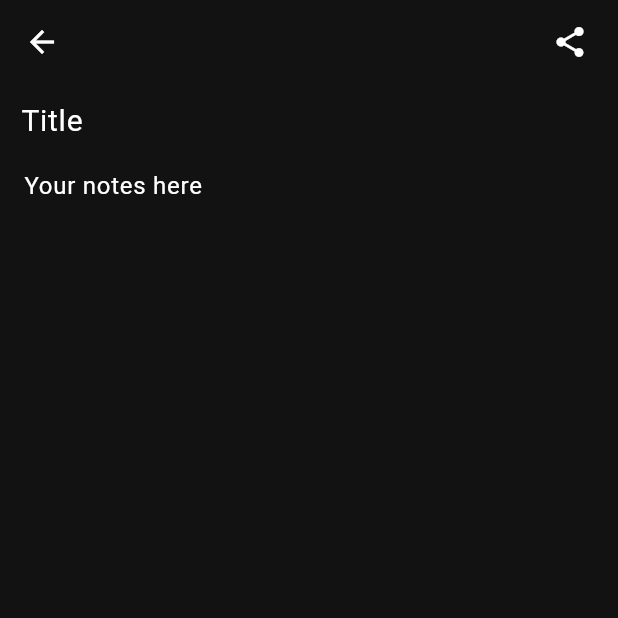
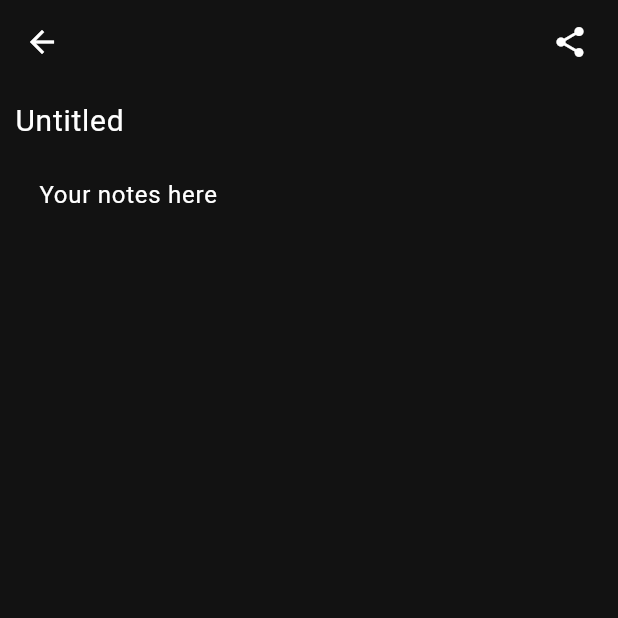
Before and after one commit to calheiros/jnotes, a Flutter app: the NotesEditorScreen screen opened directly with empty values, on a phone screen of 412 x 824 dp, the top half of it. Run offline on Flutter 3.47's test engine with Material 2 defaults, Android fonts, the phone set to English and light mode, and no system bars; our stand-ins replace share_plus, sqflite, sqflite_common_ffi; accounts and stored records are empty.

```diff
--- a/lib/screen/notes_editor_screen.dart
+++ b/lib/screen/notes_editor_screen.dart
@@ -56,17 +56,19 @@ class _NotesEditorState extends State<NotesEditorScreen> {
             body: Column(
               children: [
                 Padding(
-                    padding: const EdgeInsets.only(right: 14, left: 14),
+                    padding:
+                        const EdgeInsets.only(right: 10, left: 10, bottom: 6),
                     child: TextField(
                       style: const TextStyle(fontSize: 20),
                       controller: _titleEditingController,
                       decoration: const InputDecoration(
-                          fillColor: Colors.black,
                           enabledBorder: InputBorder.none,
                           focusedBorder: InputBorder.none,
-                          hintText: "Title"),
+                          hintText: "Untitled"),
                     )),
                 Expanded(
+                    child: Padding(
+                  padding: const EdgeInsets.only(right: 10, left: 10),
                   child: TextField(
                     controller: _textEditingController,
                     expands: true,
@@ -79,7 +81,7 @@ class _NotesEditorState extends State<NotesEditorScreen> {
                         hintText: "Your notes here",
                         filled: true),
                   ),
-                ),
+                )),
               ],
             )));
   }
```
Also changed, not shown: lib/main.dart (+10 -0 lines), lib/widget/notes_grid_view.dart (+3 -4 lines).
